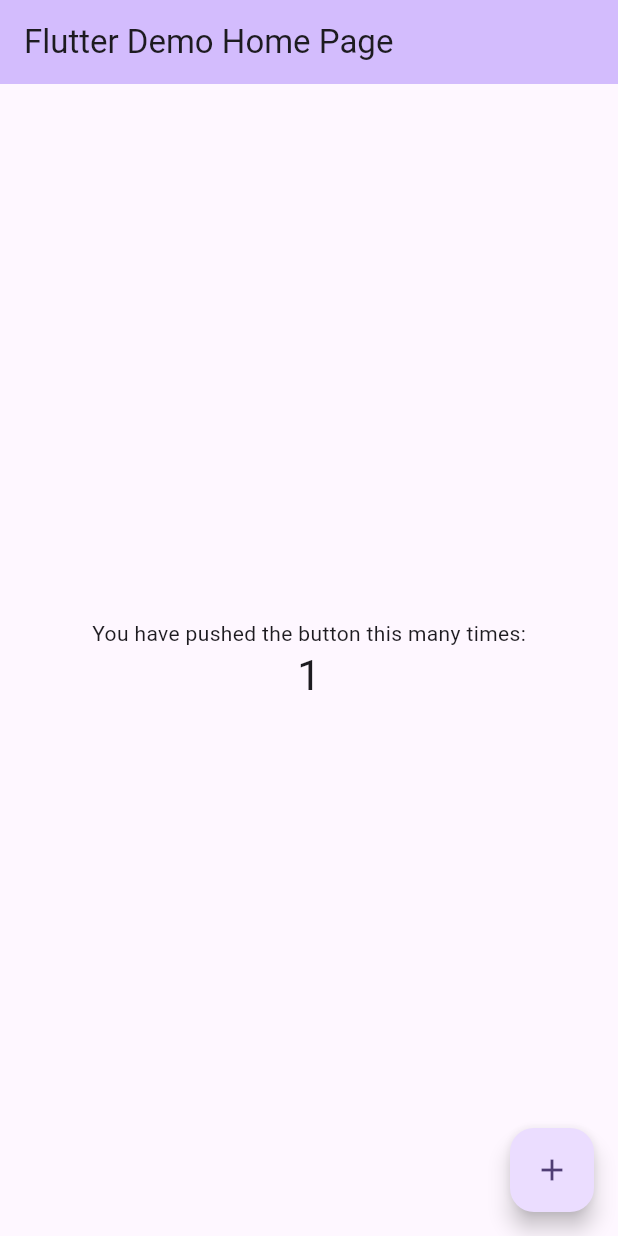
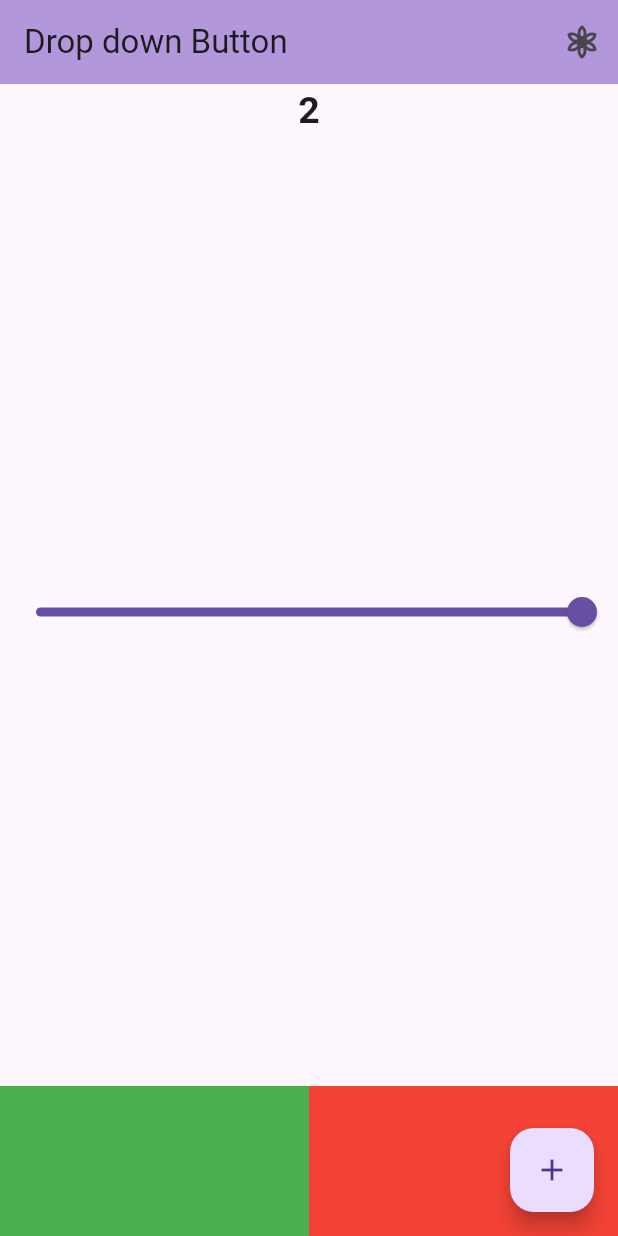
Before and after one commit to itsshary/my_Portfolio, a Flutter app: the screen it shows after launch, after a tap on the "add" icon, on a phone screen of 412 x 824 dp. Run offline on Flutter 3.47's test engine with Material 3 defaults, Android fonts, the phone set to English and light mode, and no system bars.

Commit message:
provider practice

```diff
--- a/provider_practice/lib/main.dart
+++ b/provider_practice/lib/main.dart
@@ -1,125 +1,37 @@
 import 'package:flutter/material.dart';
 
-void main() {
+import 'package:provider/provider.dart';
+import 'package:provider_practice/provider/countProvider.dart';
+import 'package:provider_practice/provider/countexapmle.dart';
+import 'package:provider_practice/provider/favouriteprovider.dart';
+import 'package:provider_practice/screens/exampleonescreen.dart';
+
+void main() async {
   runApp(const MyApp());
 }
 
 class MyApp extends StatelessWidget {
-  const MyApp({super.key});
+  const MyApp({Key? key}) : super(key: key);
 
-  // This widget is the root of your application.
   @override
   Widget build(BuildContext context) {
-    return MaterialApp(
-      title: 'Flutter Demo',
-      theme: ThemeData(
-        // This is the theme of your application.
-        //
-        // TRY THIS: Try running your application with "flutter run". You'll see
-        // the application has a purple toolbar. Then, without quitting the app,
-        // try changing the seedColor in the colorScheme below to Colors.green
-        // and then invoke "hot reload" (save your changes or press the "hot
-        // reload" button in a Flutter-supported IDE, or press "r" if you used
-        // the command line to start the app).
-        //
-        // Notice that the counter didn't reset back to zero; the application
-        // state is not lost during the reload. To reset the state, use hot
-        // restart instead.
-        //
-        // This works for code too, not just values: Most code changes can be
-        // tested with just a hot reload.
-        colorScheme: ColorScheme.fromSeed(seedColor: Colors.deepPurple),
-        useMaterial3: true,
+    return MultiProvider(
+      //multi provider use for multiple provider classess
+      providers: [
+        ChangeNotifierProvider(
+          create: (context) => Providercount(),
+        ),
+        ChangeNotifierProvider(
+          create: (context) => Countexample(),
+        ),
+        ChangeNotifierProvider(
+          create: (context) => FavouriteProvider(),
+        ),
+      ],
+      child: const MaterialApp(
+        title: 'Flutter Demo',
+        home: HomeScreen(),
       ),
-      home: const MyHomePage(title: 'Flutter Demo Home Page'),
     );
   }
 }
-
-class MyHomePage extends StatefulWidget {
-  const MyHomePage({super.key, required this.title});
-
-  // This widget is the home page of your application. It is stateful, meaning
-  // that it has a State object (defined below) that contains fields that affect
-  // how it looks.
-
-  // This class is the configuration for the state. It holds the values (in this
-  // case the title) provided by the parent (in this case the App widget) and
-  // used by the build method of the State. Fields in a Widget subclass are
-  // always marked "final".
-
-  final String title;
-
-  @override
-  State<MyHomePage> createState() => _MyHomePageState();
-}
-
-class _MyHomePageState extends State<MyHomePage> {
-  int _counter = 0;
-
-  void _incrementCounter() {
-    setState(() {
-      // This call to setState tells the Flutter framework that something has
-      // changed in this State, which causes it to rerun the build method below
-      // so that the display can reflect the updated values. If we changed
-      // _counter without calling setState(), then the build method would not be
-      // called again, and so nothing would appear to happen.
-      _counter++;
-    });
-  }
-
-  @override
-  Widget build(BuildContext context) {
-    // This method is rerun every time setState is called, for instance as done
-    // by the _incrementCounter method above.
-    //
-    // The Flutter framework has been optimized to make rerunning build methods
-    // fast, so that you can just rebuild anything that needs updating rather
-    // than having to individually change instances of widgets.
-    return Scaffold(
-      appBar: AppBar(
-        // TRY THIS: Try changing the color here to a specific color (to
-        // Colors.amber, perhaps?) and trigger a hot reload to see the AppBar
-        // change color while the other colors stay the same.
-        backgroundColor: Theme.of(context).colorScheme.inversePrimary,
-        // Here we take the value from the MyHomePage object that was created by
-        // the App.build method, and use it to set our appbar title.
-        title: Text(widget.title),
-      ),
-      body: Center(
-        // Center is a layout widget. It takes a single child and positions it
-        // in the middle of the parent.
-        child: Column(
-          // Column is also a layout widget. It takes a list of children and
-          // arranges them vertically. By default, it sizes itself to fit its
-          // children horizontally, and tries to be as tall as its parent.
-          //
-          // Column has various properties to control how it sizes itself and
-          // how it positions its children. Here we use mainAxisAlignment to
-          // center the children vertically; the main axis here is the vertical
-          // axis because Columns are vertical (the cross axis would be
-          // horizontal).
-          //
-          // TRY THIS: Invoke "debug painting" (choose the "Toggle Debug Paint"
-          // action in the IDE, or press "p" in the console), to see the
-          // wireframe for each widget.
-          mainAxisAlignment: MainAxisAlignment.center,
-          children: <Widget>[
-            const Text(
-              'You have pushed the button this many times:',
-            ),
-            Text(
-              '$_counter',
-              style: Theme.of(context).textTheme.headlineMedium,
-            ),
-          ],
-        ),
-      ),
-      floatingActionButton: FloatingActionButton(
-        onPressed: _incrementCounter,
-        tooltip: 'Increment',
-        child: const Icon(Icons.add),
-      ), // This trailing comma makes auto-formatting nicer for build methods.
-    );
-  }
-}
--- /dev/null
+++ b/provider_practice/lib/provider/countProvider.dart
@@ -0,0 +1,10 @@
+import 'package:flutter/material.dart';
+
+class Providercount with ChangeNotifier {
+  double _value = 1.0;
+  double get value => _value;
+  void doublefun(double val) {
+    _value = val;
+    notifyListeners();
+  }
+}
--- /dev/null
+++ b/provider_practice/lib/provider/countexapmle.dart
@@ -0,0 +1,10 @@
+import 'package:flutter/material.dart';
+
+class Countexample with ChangeNotifier {
+  int _count = 1;
+  int get count => _count;
+  void functionad() {
+    _count++;
+    notifyListeners();
+  }
+}
--- /dev/null
+++ b/provider_practice/lib/provider/favouriteprovider.dart
@@ -0,0 +1,16 @@
+import 'package:flutter/material.dart';
+
+class FavouriteProvider with ChangeNotifier {
+  List<int> _array = [];
+
+  List<int> get array => _array;
+  void additem(int value) {
+    _array.add(value);
+    notifyListeners();
+  }
+
+  void removeitem(int value) {
+    _array.remove(value);
+    notifyListeners();
+  }
+}
--- /dev/null
+++ b/provider_practice/lib/screens/exampleonescreen.dart
@@ -0,0 +1,93 @@
+import 'package:flutter/material.dart';
+
+import 'package:provider/provider.dart';
+import 'package:provider_practice/provider/countProvider.dart';
+import 'package:provider_practice/provider/countexapmle.dart';
+import 'package:provider_practice/screens/favouritescreen.dart';
+
+class HomeScreen extends StatefulWidget {
+  const HomeScreen({super.key});
+
+  @override
+  State<HomeScreen> createState() => _HomeScreenState();
+}
+
+class _HomeScreenState extends State<HomeScreen> {
+  @override
+  Widget build(BuildContext context) {
+    return Scaffold(
+        appBar: AppBar(
+          backgroundColor: Colors.deepPurple.withOpacity(0.5),
+          title: const Text("Drop down Button"),
+          actions: [
+            IconButton(
+                onPressed: () {
+                  Navigator.push(
+                      context,
+                      MaterialPageRoute(
+                        builder: (context) => const FavouriteScreen(),
+                      ));
+                },
+                icon: const Icon(Icons.filter_vintage_outlined))
+          ],
+        ),
+        body: Column(
+          mainAxisAlignment: MainAxisAlignment.spaceBetween,
+          children: [
+            //just this part state will changed
+            Consumer<Countexample>(
+              builder: (context, value, child) {
+                return Text(
+                  value.count.toString(),
+                  style: const TextStyle(
+                      fontSize: 25, fontWeight: FontWeight.bold),
+                );
+              },
+            ),
+            Consumer<Providercount>(
+              builder: (context, value, child) {
+                return Slider(
+                    min: 0,
+                    max: 1.0,
+                    value: value.value,
+                    onChanged: (val) {
+                      value.doublefun(val);
+                    });
+              },
+            ),
+            Consumer<Providercount>(
+              builder: (context, value, child) {
+                return Row(
+                  children: [
+                    Expanded(
+                      child: Container(
+                        height: 100,
+                        width: 100,
+                        color: Colors.green.withOpacity(value.value),
+                      ),
+                    ),
+                    Expanded(
+                      child: Container(
+                        height: 100,
+                        width: 100,
+                        color: Colors.red.withOpacity(value.value),
+                      ),
+                    )
+                  ],
+                );
+              },
+            ),
+          ],
+        ),
+        floatingActionButton: Consumer<Countexample>(
+          builder: (context, value, child) {
+            return FloatingActionButton(
+              onPressed: () {
+                value.functionad();
+              },
+              child: const Icon(Icons.add),
+            );
+          },
+        ));
+  }
+}
--- a/provider_practice/pubspec.yaml
+++ b/provider_practice/pubspec.yaml
@@ -35,6 +35,7 @@ dependencies:
   # The following adds the Cupertino Icons font to your application.
   # Use with the CupertinoIcons class for iOS style icons.
   cupertino_icons: ^1.0.6
+  provider: ^6.1.2
 
 dev_dependencies:
   flutter_test:
```
Also changed, not shown: provider_practice/lib/screens/favouritescreen.dart (added, +53 -0 lines), provider_practice/lib/screens/resultscreen.dart (added, +15 -0 lines), provider_practice/pubspec.lock.
